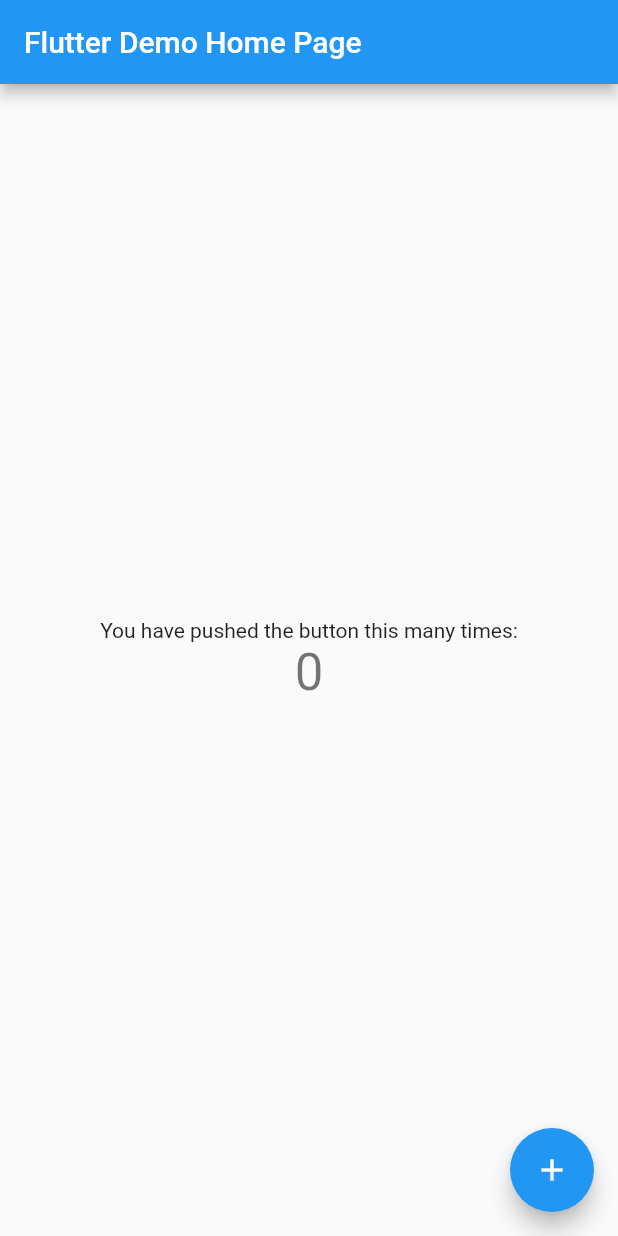
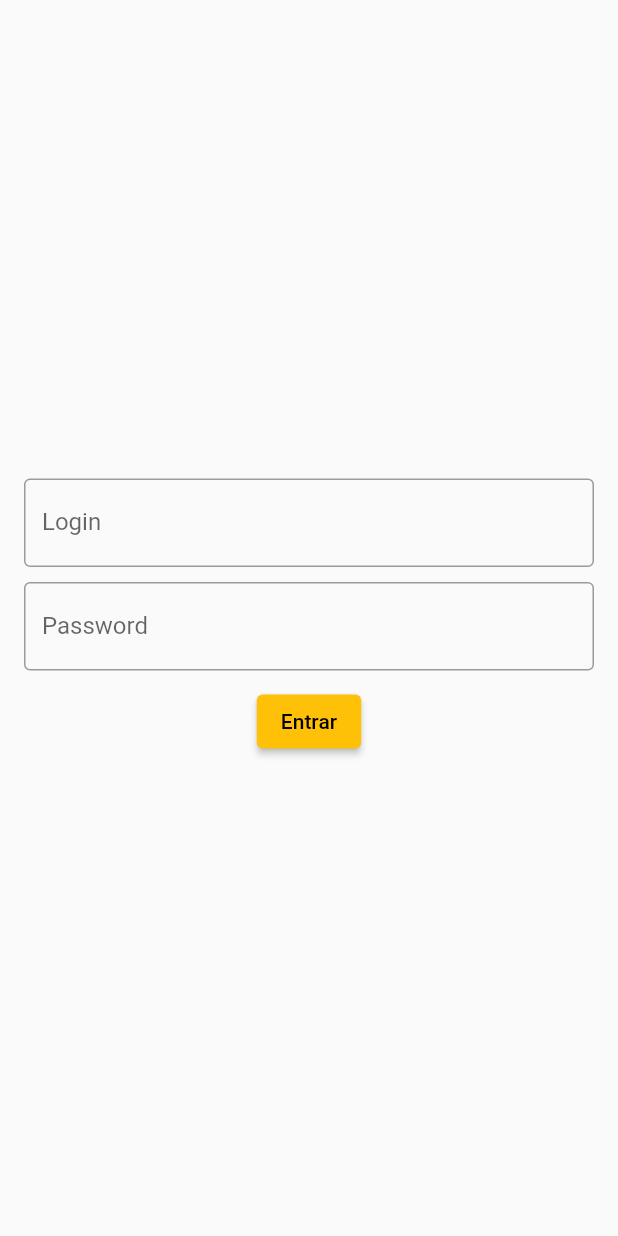
Before and after one commit to NicolasCiviero98/CardsAgainstStudent, a Flutter app: the screen it shows after launch, on a phone screen of 412 x 824 dp. Run offline on Flutter 3.47's test engine with Material 2 defaults, Android fonts, the phone set to English and light mode, and no system bars.

Commit message:
add login page

```diff
--- /dev/null
+++ b/lib/login_page.dart
@@ -0,0 +1,56 @@
+import 'package:flutter/material.dart';
+
+class LoginPage extends StatefulWidget {
+  const LoginPage({Key? key}) : super(key: key);
+
+  @override
+  State<LoginPage> createState() => _LoginPageState();
+}
+
+class _LoginPageState extends State<LoginPage> {
+  String login = '';
+  String password = '';
+
+  @override
+  Widget build(BuildContext context) {
+    return Material(
+      child:SingleChildScrollView(
+        child:SizedBox(
+          width: MediaQuery.of(context).size.width,
+          height: MediaQuery.of(context).size.height,
+          child: Padding(
+            padding: const EdgeInsets.all(16.0),
+            child: Column(
+              mainAxisAlignment: MainAxisAlignment.center,
+              children: [
+                TextField(
+                  onChanged: (text) { login = text; },
+                  decoration: InputDecoration(
+                    labelText: 'Login',
+                    border: OutlineInputBorder()
+                  ),
+                ),
+                SizedBox(height: 10),
+                TextField(
+                  onChanged: (text) { password = text; },
+                  obscureText: true,
+                  decoration: InputDecoration(
+                      labelText: 'Password',
+                      border: OutlineInputBorder()
+                  ),
+                ),
+                SizedBox(height: 10),
+                ElevatedButton(
+                  onPressed: () {
+
+                  },
+                  child: Text('Entrar'),
+                )
+              ],
+            )
+          )
+        )
+      )
+    );
+  }
+}
--- a/lib/main.dart
+++ b/lib/main.dart
@@ -1,4 +1,7 @@
 import 'package:flutter/material.dart';
+
+import 'login_page.dart';
+
 
 void main() {
   runApp(const MyApp());
@@ -7,24 +10,16 @@ void main() {
 class MyApp extends StatelessWidget {
   const MyApp({Key? key}) : super(key: key);
 
-  // This widget is the root of your application.
   @override
   Widget build(BuildContext context) {
     return MaterialApp(
-      title: 'Flutter Demo',
+      title: 'Cards Against Student',
       theme: ThemeData(
-        // This is the theme of your application.
-        //
-        // Try running your application with "flutter run". You'll see the
-        // application has a blue toolbar. Then, without quitting the app, try
-        // changing the primarySwatch below to Colors.green and then invoke
-        // "hot reload" (press "r" in the console where you ran "flutter run",
-        // or simply save your changes to "hot reload" in a Flutter IDE).
-        // Notice that the counter didn't reset back to zero; the application
-        // is not restarted.
-        primarySwatch: Colors.blue,
+        primarySwatch: Colors.amber,
       ),
-      home: const MyHomePage(title: 'Flutter Demo Home Page'),
+      debugShowCheckedModeBanner: false,
+      //home: const MyHomePage(title: 'Flutter Demo Home Page'),
+      home: LoginPage(),
     );
   }
 }
```
